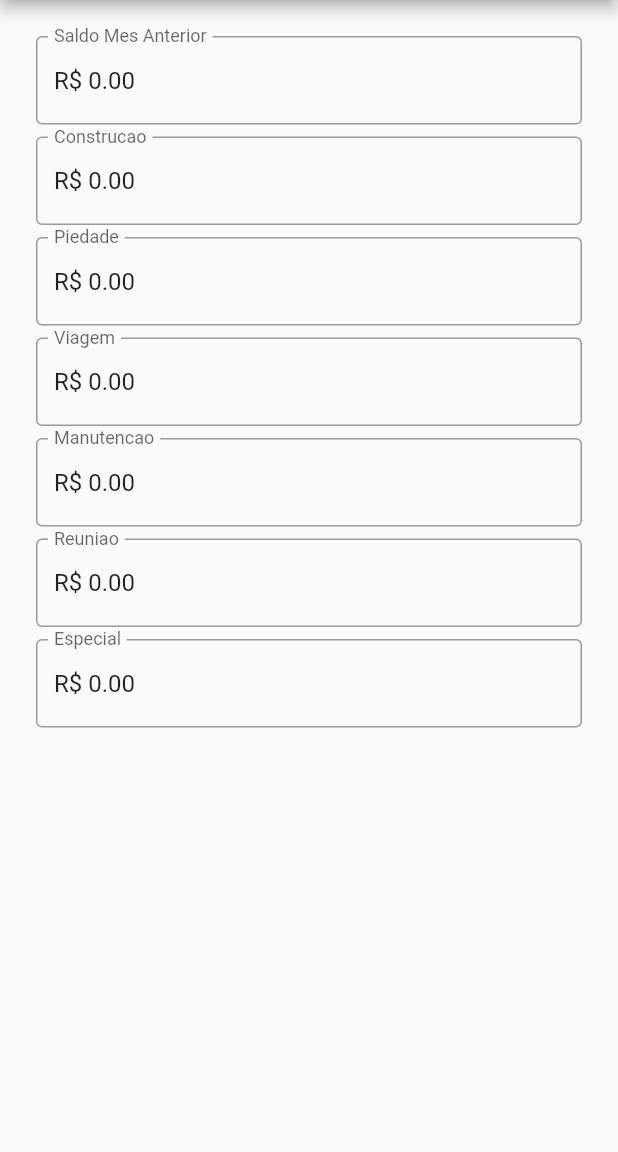
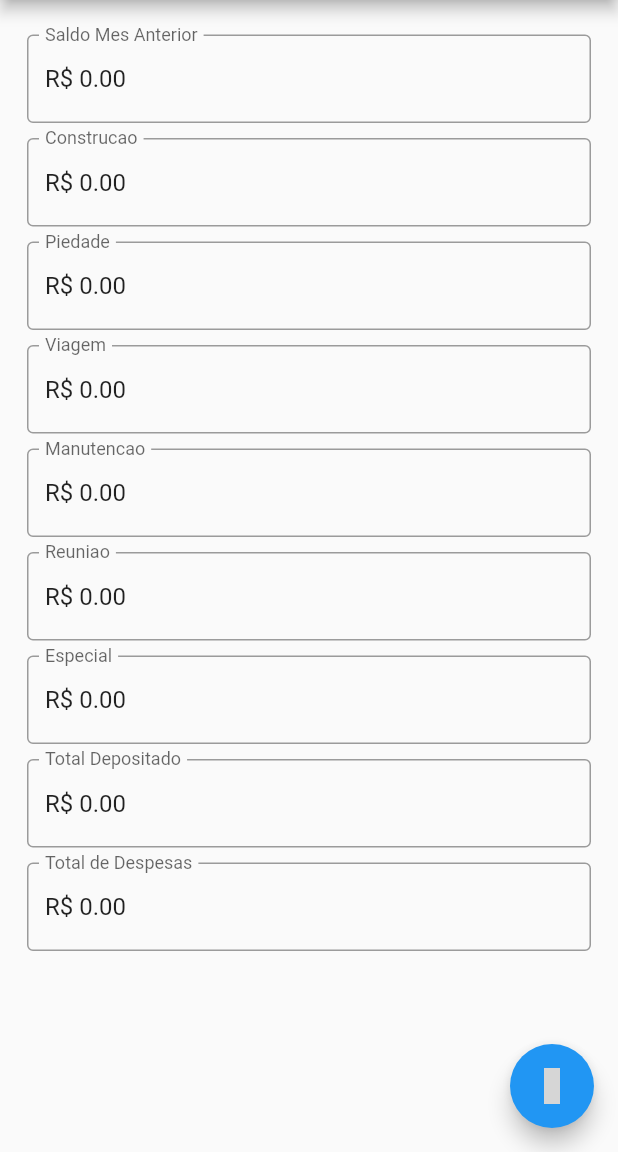
Before and after one commit to cleberMargarida/BalanceteCCB, a Flutter app: the screen it shows after launch, on a phone screen of 412 x 824 dp, the part 84-1236 px from its top. Run offline on Flutter 3.47's test engine with Material 2 defaults, Android fonts, the phone set to English and light mode, and no system bars; our stand-ins replace flutter_masked_text; statements that could not run were skipped; grey boxes are pictures that could not be loaded.

Commit message:
Class CoeltaBox refactoring and ActionButton impl

```diff
--- a/lib/main.dart
+++ b/lib/main.dart
@@ -6,32 +6,31 @@ void main() => runApp(MaterialApp(
     ));
 
 class ColetaBox extends StatelessWidget {
-
   String coletaNome;
 
   ColetaBox(String coletaNome) {
     this.coletaNome = coletaNome;
   }
 
+  TextEditingController value = MoneyMaskedTextController(
+      decimalSeparator: '.', thousandSeparator: ',', leftSymbol: 'R\$ ');
+
   Widget build(BuildContext context) {
     return Padding(
-      padding: EdgeInsets.only(top: 6, left: 6, right: 6, bottom: 2),
+      padding: EdgeInsets.only(top: 5, left: 12, right: 12, bottom: 5),
       child: TextFormField(
         keyboardType: TextInputType.number,
         decoration: InputDecoration(
           border: OutlineInputBorder(),
           labelText: coletaNome,
         ),
-        controller: MoneyMaskedTextController(decimalSeparator: '.',
-        thousandSeparator: ',',
-        leftSymbol:'R\$ ' ),
+        controller: value,
       ),
     );
   }
 }
 
 class Balancete extends StatelessWidget {
-
   var campoSaldoMesAnterior = ColetaBox("Saldo Mes Anterior");
   var coletaConstrucao = ColetaBox("Construcao");
   var coletaPiedade = ColetaBox("Piedade");
@@ -39,6 +38,8 @@ class Balancete extends StatelessWidget {
   var coletaManutencao = ColetaBox("Manutencao");
   var coletaReuniao = ColetaBox("Reuniao");
   var coletaEspecial = ColetaBox("Especial");
+  var campoTotalDepositado = ColetaBox("Total Depositado");
+  var campoTotalDespesa = ColetaBox("Total de Despesas");
 
   Widget build(BuildContext context) {
     return Scaffold(
@@ -46,9 +47,10 @@ class Balancete extends StatelessWidget {
         title: Text('Balancete'),
         centerTitle: true,
       ),
-      body: Container(
-        padding: EdgeInsets.only(top: 18.0,right: 18, left: 18),
-        child: Center(
+      body: ListView(
+        padding: EdgeInsets.only(top: 18.0, right: 6, left: 6),
+        children: [
+          Center(
             child: Column(
               children: <Widget>[
                 campoSaldoMesAnterior,
@@ -58,9 +60,25 @@ class Balancete extends StatelessWidget {
                 coletaManutencao,
                 coletaReuniao,
                 coletaEspecial,
+                campoTotalDepositado,
+                campoTotalDespesa,
               ],
             ),
           ),
+        ],
+      ),
+      floatingActionButton: FloatingActionButton(
+        onPressed: () {
+          return showDialog(
+            context: context,
+            builder: (context) {
+              return AlertDialog(
+                content: Text(''),
+              );
+            },
+          );
+        },
+        child: Icon(Icons.),
       ),
     );
   }
```
Lines whose indentation alone changed are shown as unchanged.
